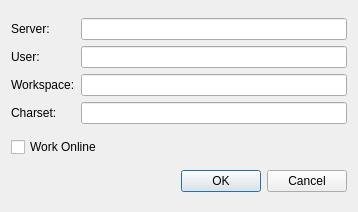
Old version of the form dev/Code/Sandbox/Plugins/PerforcePlugin/settings.ui in the repository aws/lumberyard.
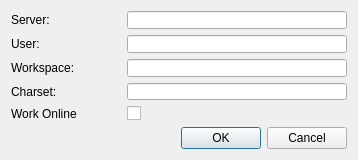
New version of the form.

```diff
--- a/dev/Code/Sandbox/Plugins/PerforcePlugin/settings.ui
+++ b/dev/Code/Sandbox/Plugins/PerforcePlugin/settings.ui
@@ -10,19 +10,19 @@
     <x>0</x>
     <y>0</y>
     <width>358</width>
-    <height>212</height>
+    <height>160</height>
    </rect>
   </property>
   <property name="minimumSize">
    <size>
     <width>358</width>
-    <height>212</height>
+    <height>160</height>
    </size>
   </property>
   <property name="maximumSize">
    <size>
     <width>358</width>
-    <height>212</height>
+    <height>160</height>
    </size>
   </property>
   <property name="windowTitle">
@@ -33,27 +33,20 @@
   </property>
   <layout class="QVBoxLayout" name="verticalLayout">
    <item>
-    <layout class="QGridLayout" name="gridLayout">
-     <item row="0" column="0">
-      <widget class="QLabel" name="label">
-       <property name="text">
-        <string>Server:</string>
-       </property>
-      </widget>
-     </item>
-     <item row="0" column="1">
-      <widget class="QLineEdit" name="serverEdit"/>
-     </item>
-     <item row="1" column="0">
-      <widget class="QLabel" name="label_2">
-       <property name="text">
-        <string>User:</string>
-       </property>
-      </widget>
-     </item>
+    <layout class="QGridLayout" name="gridLayout" rowstretch="1,1,1,1,1" columnstretch="1,2">
      <item row="1" column="1">
       <widget class="QLineEdit" name="userEdit"/>
      </item>
+     <item row="3" column="0">
+      <widget class="QLabel" name="label_4">
+       <property name="text">
+        <string>Charset:</string>
+       </property>
+      </widget>
+     </item>
+     <item row="0" column="1">
+      <widget class="QLineEdit" name="serverEdit"/>
+     </item>
      <item row="2" column="0">
       <widget class="QLabel" name="label_3">
        <property name="text">
@@ -64,24 +57,51 @@
      <item row="2" column="1">
       <widget class="QLineEdit" name="workspaceEdit"/>
      </item>
-     <item row="3" column="0">
-      <widget class="QLabel" name="label_4">
+     <item row="0" column="0">
+      <widget class="QLabel" name="label">
        <property name="text">
-        <string>Charset:</string>
+        <string>Server:</string>
+       </property>
+      </widget>
+     </item>
+     <item row="1" column="0">
+      <widget class="QLabel" name="label_2">
+       <property name="text">
+        <string>User:</string>
        </property>
       </widget>
      </item>
      <item row="3" column="1">
       <widget class="QLineEdit" name="charsetEdit"/>
      </item>
+     <item row="4" column="0">
+      <widget class="QLabel" name="label_5">
+       <property name="text">
+        <string>Work Online</string>
+       </property>
+      </widget>
+     </item>
+     <item row="4" column="1">
+      <widget class="QCheckBox" name="workOnlineCheckbox">
+       <property name="text">
+        <string/>
+       </property>
+      </widget>
+     </item>
     </layout>
    </item>
    <item>
-    <widget class="QCheckBox" name="workOnlineCheckbox">
-     <property name="text">
-      <string>Work Online</string>
+    <spacer name="verticalSpacer">
+     <property name="orientation">
+      <enum>Qt::Vertical</enum>
      </property>
-    </widget>
+     <property name="sizeHint" stdset="0">
+      <size>
+       <width>20</width>
+       <height>40</height>
+      </size>
+     </property>
+    </spacer>
    </item>
    <item>
     <widget class="QDialogButtonBox" name="buttonBox">
```
Left out of the diff: 1 changed line with no effect on the pictures.
